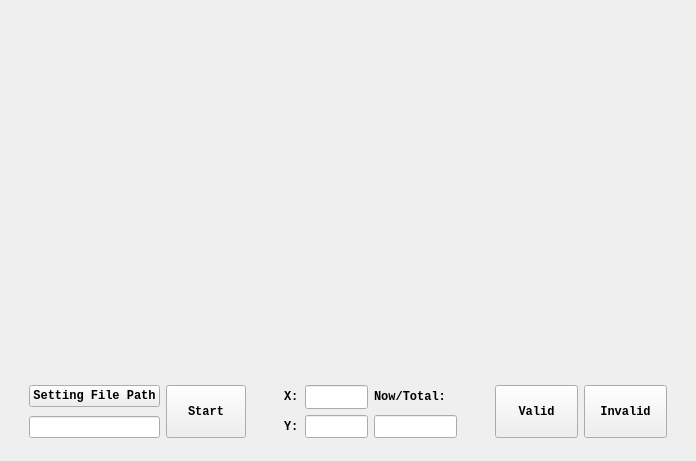
This is View/MainView.ui in 21kchen1/HitPoint as Qt 5 draws it before an edit. The edited form follows.
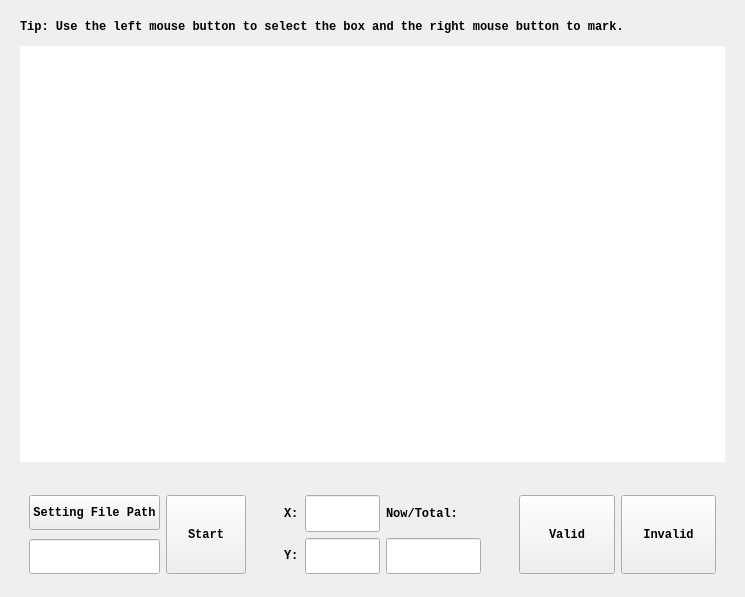
This is the edited form.

Commit message:
Changes to be committed: 	modified:   Test/frame2.py 	new file:   Test/main.py 	new file:   View/Canvas.py 	new file:   View/MainView.py 界面完成 	modified:   View/MainView.ui 界面完成 	new file:   View/View.py 界面完成 	modified:   main.py 界面完成
Changes not staged for commit:
	modified:   .gitignore

What changed in the file:
```diff
--- a/View/MainView.ui
+++ b/View/MainView.ui
@@ -6,8 +6,8 @@
    <rect>
     <x>0</x>
     <y>0</y>
-    <width>696</width>
-    <height>461</height>
+    <width>745</width>
+    <height>597</height>
    </rect>
   </property>
   <property name="sizePolicy">
@@ -38,6 +38,46 @@
        <verstretch>4</verstretch>
       </sizepolicy>
      </property>
+     <layout class="QVBoxLayout" name="verticalLayout_3">
+      <property name="spacing">
+       <number>12</number>
+      </property>
+      <property name="leftMargin">
+       <number>9</number>
+      </property>
+      <property name="rightMargin">
+       <number>9</number>
+      </property>
+      <item>
+       <widget class="QLabel" name="TipLabel">
+        <property name="sizePolicy">
+         <sizepolicy hsizetype="Preferred" vsizetype="Fixed">
+          <horstretch>0</horstretch>
+          <verstretch>0</verstretch>
+         </sizepolicy>
+        </property>
+        <property name="text">
+         <string>Tip: Use the left mouse button to select the box and the right mouse button to mark.</string>
+        </property>
+       </widget>
+      </item>
+      <item>
+       <widget class="QWidget" name="CanvasWidget" native="true">
+        <property name="sizePolicy">
+         <sizepolicy hsizetype="Preferred" vsizetype="Expanding">
+          <horstretch>0</horstretch>
+          <verstretch>0</verstretch>
+         </sizepolicy>
+        </property>
+        <property name="cursor">
+         <cursorShape>CrossCursor</cursorShape>
+        </property>
+        <property name="styleSheet">
+         <string notr="true">background-color: white;</string>
+        </property>
+       </widget>
+      </item>
+     </layout>
     </widget>
    </item>
    <item row="1" column="0">
```
The commit also changes 6 other files.
